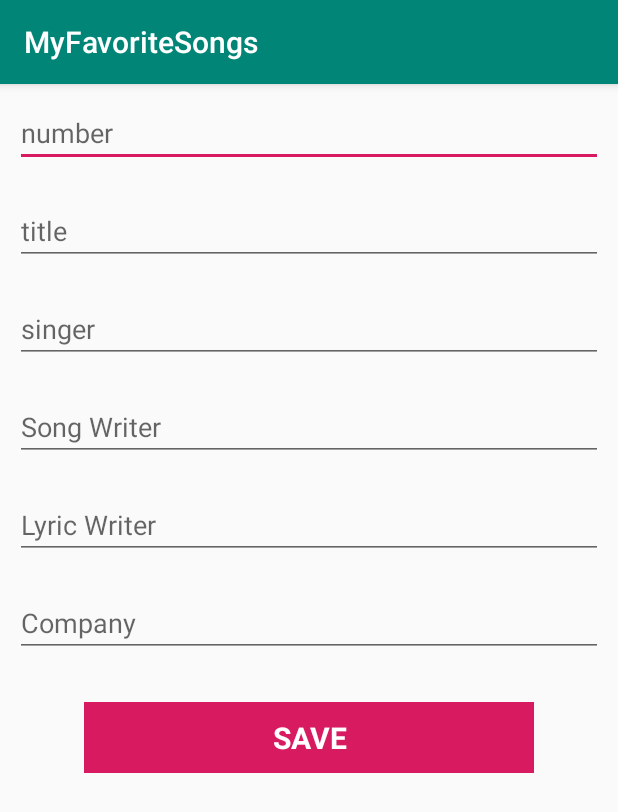
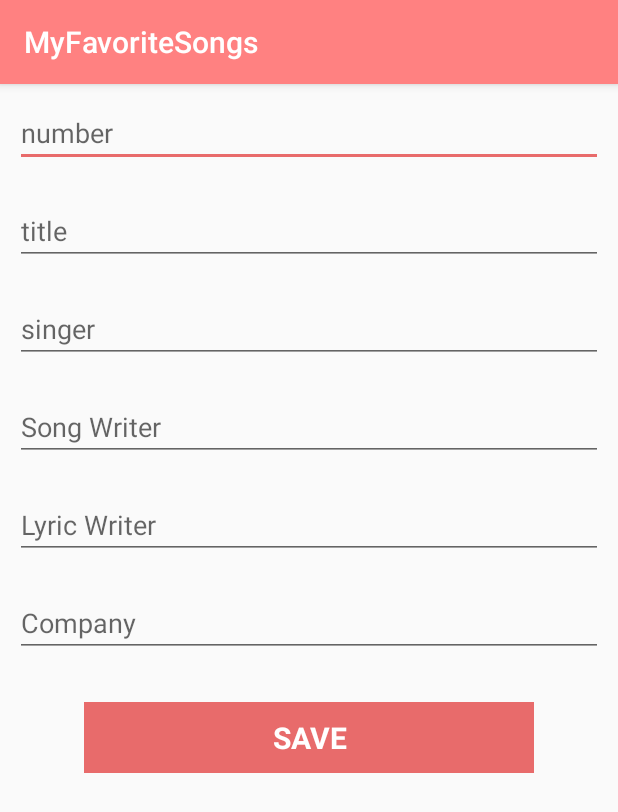
Before and after one commit to chicsign/myFavoriteSongsList, an Android app: the WriteActivity screen opened directly, with no data from a screen before it, on a phone screen of 412 x 824 dp. Shown: the top 812 px of the screen. Run offline under Robolectric (Android 15) with nearby library versions, the phone set to English and light mode, and no system bars; our stand-ins replace Firebase (no records; nobody signed in at launch, a user with empty details on screens opened directly).

Commit message:
feat(resource) : 노래 추가 버튼 이미지, 색상 추가

```diff
--- a/app/src/main/res/values/colors.xml
+++ b/app/src/main/res/values/colors.xml
@@ -1,6 +1,6 @@
 <?xml version="1.0" encoding="utf-8"?>
 <resources>
-    <color name="colorPrimary">#008577</color>
-    <color name="colorPrimaryDark">#00574B</color>
-    <color name="colorAccent">#D81B60</color>
+    <color name="colorPrimary">#ffff8181</color>
+    <color name="colorPrimaryDark">#804141</color>
+    <color name="colorAccent">#E86B6B</color>
 </resources>
```
Also changed, not shown: app/src/main/res/drawable-anydpi/btn_add_song.xml (added, +14 -0 lines), app/src/main/res/layout/activity_main.xml (+8 -0 lines), app/src/main/res/drawable-hdpi/btn_add_song.png (added), app/src/main/res/drawable-mdpi/btn_add_song.png (added), app/src/main/res/drawable-xhdpi/btn_add_song.png (added), app/src/main/res/drawable-xxhdpi/btn_add_song.png (added), 1 other file.
